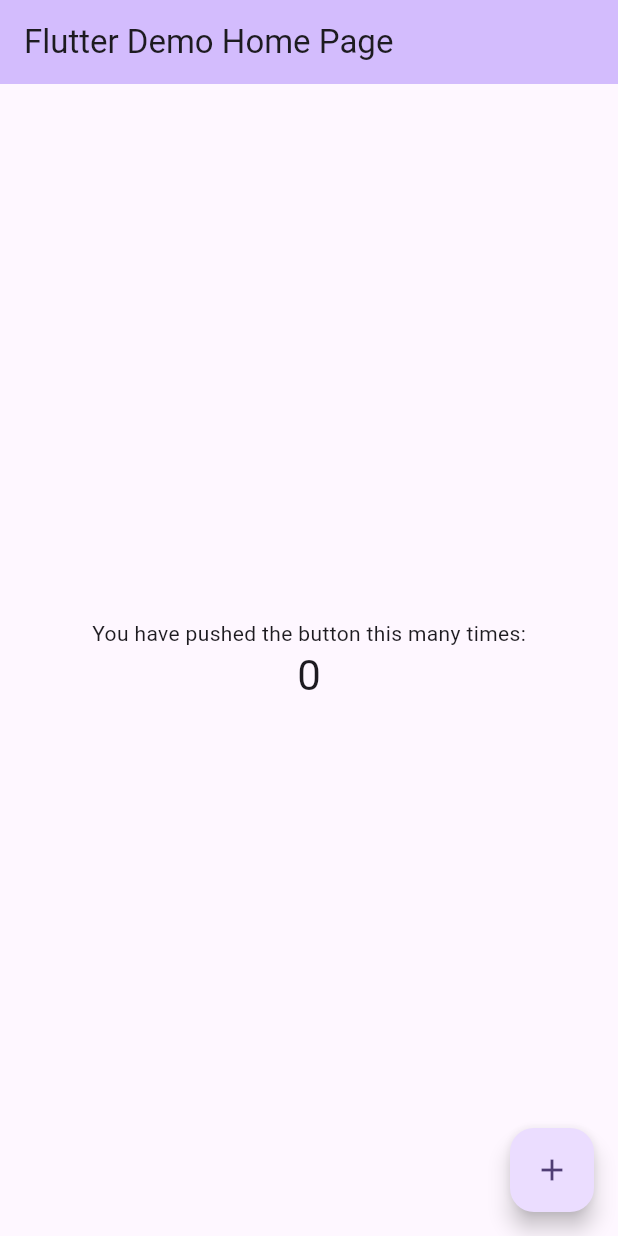
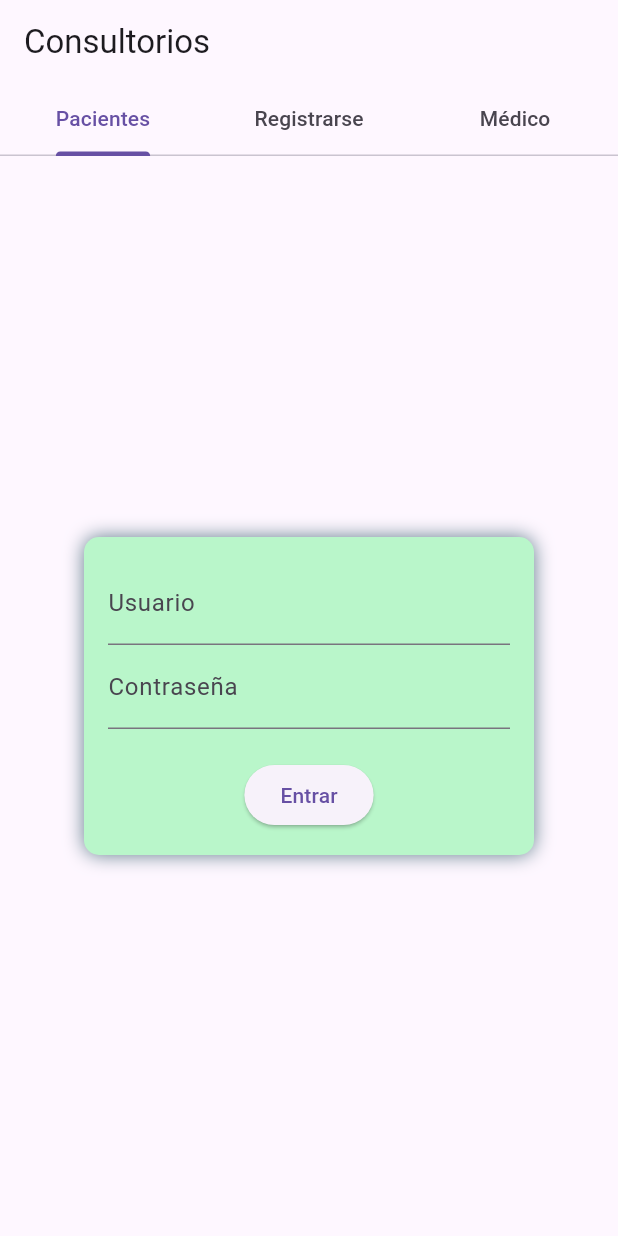
Before and after one commit to 20690146daniel/consultorios_medicos, a Flutter app: the screen it shows after launch, on a phone screen of 412 x 824 dp. Run offline on Flutter 3.47's test engine with Material 3 defaults, Android fonts, the light colour scheme and no system bars.

Commit message:
base de proyecto

```diff
--- /dev/null
+++ b/lib/inicio_screen.dart
@@ -0,0 +1,51 @@
+import 'package:flutter/material.dart';
+import 'login_screen.dart';
+import 'registro_screen.dart';
+import 'medico_screen.dart';
+
+
+class inicioScreen extends StatefulWidget {
+  @override
+  _inicioScreenState createState() => _inicioScreenState();
+}
+
+class _inicioScreenState extends State<inicioScreen> with SingleTickerProviderStateMixin {
+  late TabController _tabController;
+
+  @override
+  void initState() {
+    super.initState();
+    _tabController = TabController(length: 3, vsync: this);
+  }
+
+  @override
+  void dispose() {
+    _tabController.dispose();
+    super.dispose();
+  }
+
+  @override
+  Widget build(BuildContext context) {
+    return Scaffold(
+      appBar: AppBar(
+        title: Text('Consultorios'),
+        bottom: TabBar(
+          controller: _tabController,
+          tabs: [
+            Tab(text: 'Pacientes'),
+            Tab(text: 'Registrarse'),
+            Tab(text: 'Médico'),
+          ],
+        ),
+      ),
+      body: TabBarView(
+        controller: _tabController,
+        children: [
+          loginScreen(),
+          registroScreen(),
+          medicoScreen(),
+        ],
+      ),
+    );
+  }
+}
--- /dev/null
+++ b/lib/login_screen.dart
@@ -0,0 +1,43 @@
+import 'package:flutter/material.dart';
+
+class loginScreen extends StatelessWidget {
+  @override
+  Widget build(BuildContext context) {
+    return Center(
+      child: Container(
+
+        width: 300,
+        padding: const EdgeInsets.all(16.0),
+        decoration: BoxDecoration(
+          color: Colors.greenAccent[100],
+          borderRadius: BorderRadius.circular(10),
+          boxShadow: [
+            BoxShadow(
+              color: Colors.blueGrey,
+              blurRadius: 10,
+            ),
+          ],
+        ),
+        child: Column(
+          mainAxisSize: MainAxisSize.min,
+          children: [
+            TextField(
+              decoration: InputDecoration(labelText: 'Usuario'),
+            ),
+            TextField(
+              decoration: InputDecoration(labelText: 'Contraseña'),
+              obscureText: true,
+            ),
+            SizedBox(height: 20),
+            ElevatedButton(
+              onPressed: () {
+                // Acción de login
+              },
+              child: Text('Entrar'),
+            ),
+          ],
+        ),
+      ),
+    );
+  }
+}
--- a/lib/main.dart
+++ b/lib/main.dart
@@ -1,125 +1,29 @@
 import 'package:flutter/material.dart';
+//import 'login_screen.dart';
+// import 'menuMedic_screen.dart';
+//import 'registro_screen.dart';
+//import 'medico_screen.dart';
+import 'inicio_screen.dart';
+//import 'paciente_screen.dart';
 
 void main() {
-  runApp(const MyApp());
+  runApp(MyApp());
 }
 
 class MyApp extends StatelessWidget {
-  const MyApp({super.key});
-
-  // This widget is the root of your application.
   @override
   Widget build(BuildContext context) {
     return MaterialApp(
-      title: 'Flutter Demo',
+      title: 'Consultorios Médicos',
       theme: ThemeData(
-        // This is the theme of your application.
-        //
-        // TRY THIS: Try running your application with "flutter run". You'll see
-        // the application has a purple toolbar. Then, without quitting the app,
-        // try changing the seedColor in the colorScheme below to Colors.green
-        // and then invoke "hot reload" (save your changes or press the "hot
-        // reload" button in a Flutter-supported IDE, or press "r" if you used
-        // the command line to start the app).
-        //
-        // Notice that the counter didn't reset back to zero; the application
-        // state is not lost during the reload. To reset the state, use hot
-        // restart instead.
-        //
-        // This works for code too, not just values: Most code changes can be
-        // tested with just a hot reload.
-        colorScheme: ColorScheme.fromSeed(seedColor: Colors.deepPurple),
-        useMaterial3: true,
+        primarySwatch: Colors.blue,
       ),
-      home: const MyHomePage(title: 'Flutter Demo Home Page'),
+      initialRoute: '/',
+      routes: {
+       '/': (context) => inicioScreen(),
+       // '/': (context) => pacienteScreen(),
+      //   '/': (context) => menuMedicScreen(),
+      },
     );
   }
 }
-
-class MyHomePage extends StatefulWidget {
-  const MyHomePage({super.key, required this.title});
-
-  // This widget is the home page of your application. It is stateful, meaning
-  // that it has a State object (defined below) that contains fields that affect
-  // how it looks.
-
-  // This class is the configuration for the state. It holds the values (in this
-  // case the title) provided by the parent (in this case the App widget) and
-  // used by the build method of the State. Fields in a Widget subclass are
-  // always marked "final".
-
-  final String title;
-
-  @override
-  State<MyHomePage> createState() => _MyHomePageState();
-}
-
-class _MyHomePageState extends State<MyHomePage> {
-  int _counter = 0;
-
-  void _incrementCounter() {
-    setState(() {
-      // This call to setState tells the Flutter framework that something has
-      // changed in this State, which causes it to rerun the build method below
-      // so that the display can reflect the updated values. If we changed
-      // _counter without calling setState(), then the build method would not be
-      // called again, and so nothing would appear to happen.
-      _counter++;
-    });
-  }
-
-  @override
-  Widget build(BuildContext context) {
-    // This method is rerun every time setState is called, for instance as done
-    // by the _incrementCounter method above.
-    //
-    // The Flutter framework has been optimized to make rerunning build methods
-    // fast, so that you can just rebuild anything that needs updating rather
-    // than having to individually change instances of widgets.
-    return Scaffold(
-      appBar: AppBar(
-        // TRY THIS: Try changing the color here to a specific color (to
-        // Colors.amber, perhaps?) and trigger a hot reload to see the AppBar
-        // change color while the other colors stay the same.
-        backgroundColor: Theme.of(context).colorScheme.inversePrimary,
-        // Here we take the value from the MyHomePage object that was created by
-        // the App.build method, and use it to set our appbar title.
-        title: Text(widget.title),
-      ),
-      body: Center(
-        // Center is a layout widget. It takes a single child and positions it
-        // in the middle of the parent.
-        child: Column(
-          // Column is also a layout widget. It takes a list of children and
-          // arranges them vertically. By default, it sizes itself to fit its
-          // children horizontally, and tries to be as tall as its parent.
-          //
-          // Column has various properties to control how it sizes itself and
-          // how it positions its children. Here we use mainAxisAlignment to
-          // center the children vertically; the main axis here is the vertical
-          // axis because Columns are vertical (the cross axis would be
-          // horizontal).
-          //
-          // TRY THIS: Invoke "debug painting" (choose the "Toggle Debug Paint"
-          // action in the IDE, or press "p" in the console), to see the
-          // wireframe for each widget.
-          mainAxisAlignment: MainAxisAlignment.center,
-          children: <Widget>[
-            const Text(
-              'You have pushed the button this many times:',
-            ),
-            Text(
-              '$_counter',
-              style: Theme.of(context).textTheme.headlineMedium,
-            ),
-          ],
-        ),
-      ),
-      floatingActionButton: FloatingActionButton(
-        onPressed: _incrementCounter,
-        tooltip: 'Increment',
-        child: const Icon(Icons.add),
-      ), // This trailing comma makes auto-formatting nicer for build methods.
-    );
-  }
-}
```
Also changed, not shown: lib/citas_creen.dart (added, +14 -0 lines), lib/historial_screen.dart (added, +14 -0 lines), lib/lista_screen.dart (added, +14 -0 lines), lib/medico_screen.dart (added, +43 -0 lines), lib/paciente_screen.dart (added, +69 -0 lines), lib/perfil_screen.dart (added, +14 -0 lines), lib/registro_screen.dart (added, +45 -0 lines).
